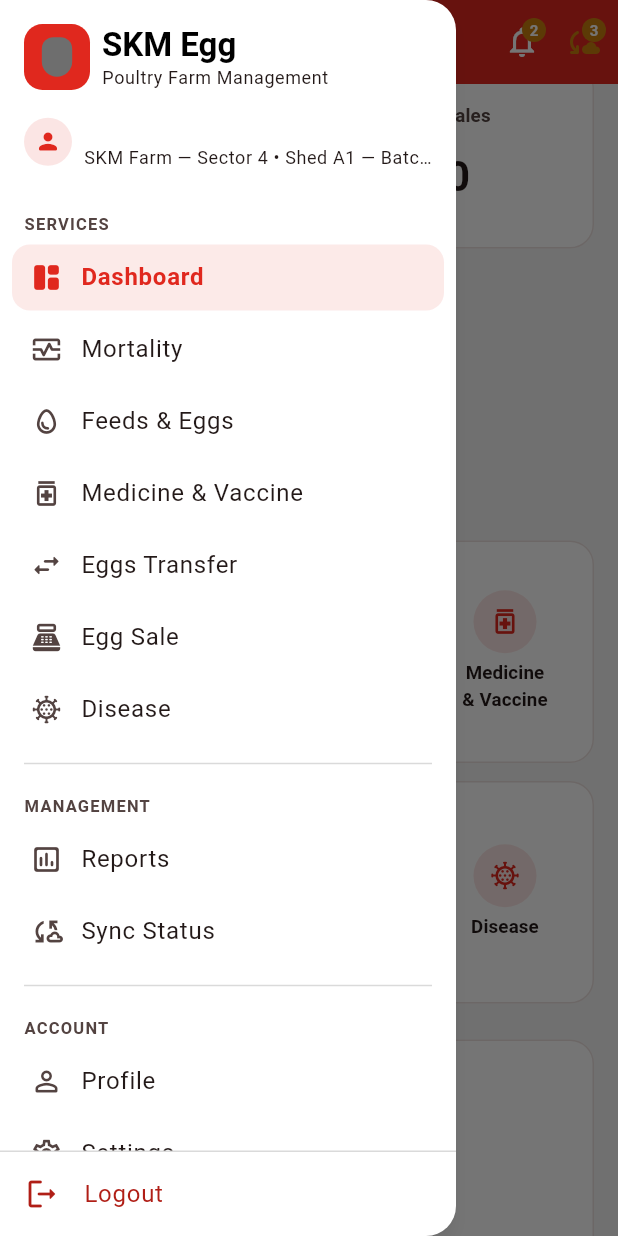
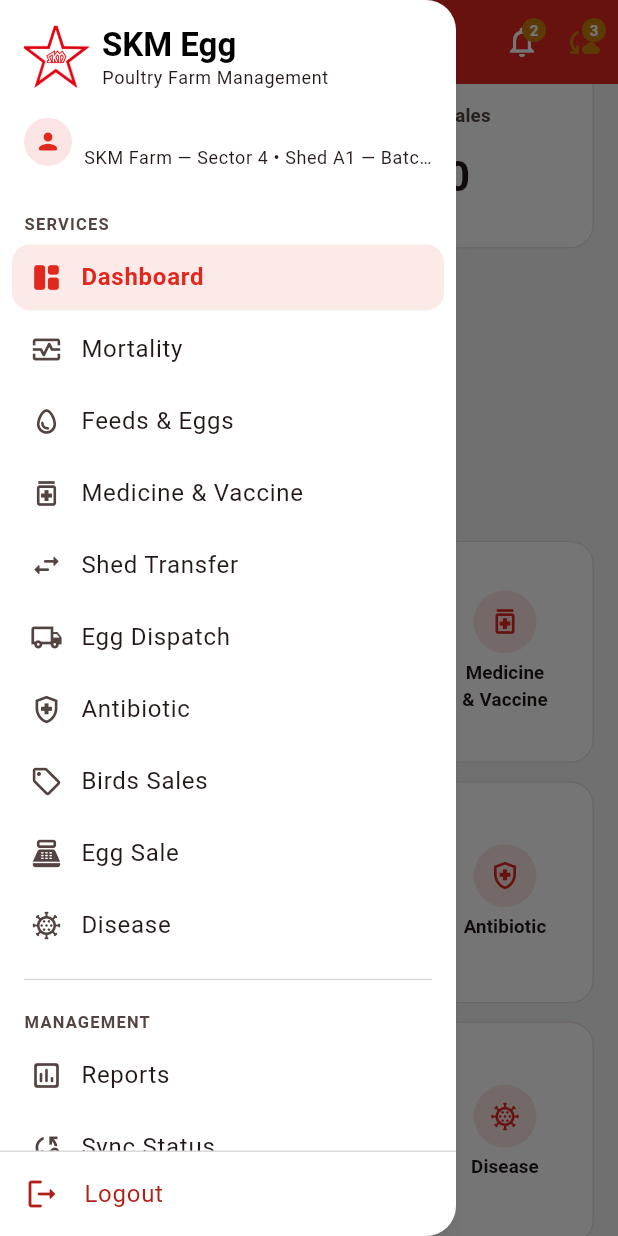
Before and after one commit to developers-skm/Skm-Erp, a Flutter app: the AppShell screen opened directly with empty values, scrolled down 576 dp, after a tap on the "menu" icon, on a phone screen of 412 x 824 dp. Run offline on Flutter 3.47's test engine with Material 3 defaults, Android fonts, the phone set to English and light mode, and no system bars; our stand-ins replace flutter_riverpod.

Commit message:
Refactor navigation and add new service screens; update assets and implement loading skeletons

```diff
--- /dev/null
+++ b/devtools_options.yaml
@@ -0,0 +1,3 @@
+description: This file stores settings for Dart & Flutter DevTools.
+documentation: https://docs.flutter.dev/tools/devtools/extensions#configure-extension-enablement-states
+extensions:
--- a/lib/app/navigation/app_destination.dart
+++ b/lib/app/navigation/app_destination.dart
@@ -32,10 +32,28 @@ enum AppDestination {
     selectedIcon: Icons.medication_rounded,
     group: AppDestinationGroup.services,
   ),
-  eggsTransfer(
-    label: 'Eggs Transfer',
+  shedTransfer(
+    label: 'Shed Transfer',
     icon: Icons.swap_horiz_rounded,
     selectedIcon: Icons.swap_horiz_rounded,
+    group: AppDestinationGroup.services,
+  ),
+  eggDispatch(
+    label: 'Egg Dispatch',
+    icon: Icons.local_shipping_outlined,
+    selectedIcon: Icons.local_shipping_rounded,
+    group: AppDestinationGroup.services,
+  ),
+  antibiotic(
+    label: 'Antibiotic',
+    icon: Icons.health_and_safety_outlined,
+    selectedIcon: Icons.health_and_safety_rounded,
+    group: AppDestinationGroup.services,
+  ),
+  birdsSales(
+    label: 'Birds Sales',
+    icon: Icons.sell_outlined,
+    selectedIcon: Icons.sell_rounded,
     group: AppDestinationGroup.services,
   ),
   eggSale(
--- a/lib/app/navigation/app_shell.dart
+++ b/lib/app/navigation/app_shell.dart
@@ -5,8 +5,6 @@ import '../theme/app_colors.dart';
 import '../../core/constants/app_breakpoints.dart';
 import '../../core/constants/sample_data.dart';
 import '../../core/sync/sync_status.dart';
-import '../../core/widgets/icon_badge.dart';
-import '../../core/widgets/sync_status_chip.dart';
 import '../../features/disease/presentation/screens/disease_screen.dart';
 import '../../features/egg_sales/presentation/screens/egg_sale_screen.dart';
 import '../../features/egg_stock/presentation/screens/eggs_transfer_screen.dart';
@@ -20,6 +18,7 @@ import '../../features/reports/presentation/screens/reports_screen.dart';
 import '../../features/sync/presentation/screens/sync_status_screen.dart';
 import '../../features/dashboard/presentation/screens/dashboard_screen.dart';
 import '../../features/profile/presentation/screens/profile_screen.dart';
+import '../../core/widgets/widgets.dart';
 import 'app_destination.dart';
 import 'app_destination_provider.dart';
 import 'skm_nav_drawer.dart';
@@ -114,8 +113,23 @@ class _AppShellState extends ConsumerState<AppShell> {
         return const FeedsEggsScreen();
       case AppDestination.medicineVaccine:
         return const MedicineVaccineScreen();
-      case AppDestination.eggsTransfer:
+      case AppDestination.shedTransfer:
         return const EggsTransferScreen();
+      case AppDestination.eggDispatch:
+        return const ServicePlaceholderScreen(
+          title: 'Egg Dispatch',
+          icon: Icons.local_shipping_outlined,
+        );
+      case AppDestination.antibiotic:
+        return const ServicePlaceholderScreen(
+          title: 'Antibiotic',
+          icon: Icons.health_and_safety_outlined,
+        );
+      case AppDestination.birdsSales:
+        return const ServicePlaceholderScreen(
+          title: 'Birds Sales',
+          icon: Icons.sell_outlined,
+        );
       case AppDestination.eggSale:
         return const EggSaleScreen();
       case AppDestination.disease:
--- a/lib/app/navigation/skm_nav_drawer.dart
+++ b/lib/app/navigation/skm_nav_drawer.dart
@@ -119,7 +119,7 @@ class _DrawerHeader extends StatelessWidget {
         children: [
           Row(
             children: [
-              const SkmEggLogo(size: 44),
+              const SkmSidebarLogo(size: 44),
               const SizedBox(width: AppSpacing.sm),
               Column(
                 crossAxisAlignment: CrossAxisAlignment.start,
--- a/lib/app/navigation/skm_nav_sidebar.dart
+++ b/lib/app/navigation/skm_nav_sidebar.dart
@@ -40,7 +40,7 @@ class SkmNavSidebar extends StatelessWidget {
               padding: const EdgeInsets.all(AppSpacing.lg),
               child: Row(
                 children: [
-                  const SkmEggLogo(size: 40),
+                  const SkmSidebarLogo(size: 40),
                   const SizedBox(width: AppSpacing.sm),
                   Expanded(
                     child: Column(
--- /dev/null
+++ b/lib/core/constants/app_assets.dart
@@ -0,0 +1,8 @@
+/// App-wide static asset path definitions.
+abstract final class AppAssets {
+  /// Login screen brand logo
+  static const String skmLogoNew = 'assets/Skm-Logo-New.png';
+
+  /// Sidebar navigation & favicon icon
+  static const String favicon = 'assets/favicon-512.png';
+}
--- /dev/null
+++ b/lib/core/widgets/service_placeholder_screen.dart
@@ -0,0 +1,50 @@
+import 'package:flutter/material.dart';
+
+import '../../app/theme/app_spacing.dart';
+
+/// Reusable navigation shell for reserved services awaiting full module mapping.
+class ServicePlaceholderScreen extends StatelessWidget {
+  const ServicePlaceholderScreen({
+    super.key,
+    required this.title,
+    required this.icon,
+    this.description,
+  });
+
+  final String title;
+  final IconData icon;
+  final String? description;
+
+  @override
+  Widget build(BuildContext context) {
+    final theme = Theme.of(context);
+    return Scaffold(
+      body: Center(
+        child: Padding(
+          padding: const EdgeInsets.all(AppSpacing.xl),
+          child: Column(
+            mainAxisSize: MainAxisSize.min,
+            children: [
+              Icon(
+                icon,
+                size: 48,
+                color: theme.colorScheme.outline,
+              ),
+              const SizedBox(height: AppSpacing.md),
+              Text(title, style: theme.textTheme.titleLarge),
+              const SizedBox(height: AppSpacing.xs),
+              Text(
+                description ??
+                    'This service is reserved and reachable from navigation.\n'
+                    'Its fields and workflow are awaiting business/API details '
+                    'before the form is built.',
+                textAlign: TextAlign.center,
+                style: theme.textTheme.bodyMedium,
+              ),
+            ],
+          ),
+        ),
+      ),
+    );
+  }
+}
--- /dev/null
+++ b/lib/core/widgets/shimmer.dart
@@ -0,0 +1,94 @@
+import 'package:flutter/material.dart';
+
+import '../../app/theme/app_spacing.dart';
+
+/// Drives one shared sweep animation for every [SkeletonBox] beneath it,
+/// so all placeholders shimmer in sync rather than each pulsing on its
+/// own clock. The sheen is painted per-box (not across the whole
+/// subtree) so it stays cheap inside a scrolling list.
+class Shimmer extends StatefulWidget {
+  const Shimmer({super.key, required this.child});
+
+  final Widget child;
+
+  @override
+  State<Shimmer> createState() => _ShimmerState();
+
+  static _ShimmerState? _of(BuildContext context) =>
+      context.findAncestorStateOfType<_ShimmerState>();
+}
+
+class _ShimmerState extends State<Shimmer>
+    with SingleTickerProviderStateMixin {
+  late final AnimationController controller = AnimationController(
+    vsync: this,
+    duration: const Duration(milliseconds: 1400),
+  )..repeat();
+
+  @override
+  void dispose() {
+    controller.dispose();
+    super.dispose();
+  }
+
+  @override
+  Widget build(BuildContext context) => widget.child;
+}
+
+/// A single shimmer placeholder rectangle/pill. Must be used inside a
+/// [Shimmer] ancestor, which drives the shared sweep animation.
+class SkeletonBox extends StatelessWidget {
+  const SkeletonBox({
+    super.key,
+    this.width,
+    this.height = 14,
+    this.borderRadius = AppRadius.sm,
+  });
+
+  const SkeletonBox.circle({super.key, required double size})
+    : width = size,
+      height = size,
+      borderRadius = AppRadius.pill;
+
+  final double? width;
+  final double height;
+  final double borderRadius;
+
+  @override
+  Widget build(BuildContext context) {
+    final theme = Theme.of(context);
+    final base = theme.colorScheme.onSurface.withValues(alpha: 0.1);
+    final highlight = theme.colorScheme.onSurface.withValues(alpha: 0.22);
+    final animation = Shimmer._of(context)?.controller;
+
+    final box = DecoratedBox(
+      decoration: BoxDecoration(
+        color: base,
+        borderRadius: BorderRadius.circular(borderRadius),
+      ),
+      child: SizedBox(width: width, height: height),
+    );
+
+    if (animation == null) return box;
+
+    return AnimatedBuilder(
+      animation: animation,
+      builder: (context, child) {
+        return ShaderMask(
+          blendMode: BlendMode.srcIn,
+          shaderCallback: (bounds) {
+            final dx = animation.value * 2 - 1;
+            return LinearGradient(
+              begin: Alignment(dx - 0.7, -0.3),
+              end: Alignment(dx + 0.7, 0.3),
+              colors: [base, highlight, base],
+              stops: const [0.35, 0.5, 0.65],
+            ).createShader(bounds);
+          },
+          child: child,
+        );
+      },
+      child: box,
+    );
+  }
+}
--- a/lib/core/widgets/widgets.dart
+++ b/lib/core/widgets/widgets.dart
@@ -18,6 +18,8 @@ export 'quick_action_card.dart';
 export 'searchable_selector.dart';
 export 'section_header.dart';
 export 'service_list_scaffold.dart';
+export 'service_placeholder_screen.dart';
+export 'shimmer.dart';
 export 'skm_app_bar.dart';
 export 'skm_card.dart';
 export 'status_chip.dart';
--- a/lib/features/auth/presentation/widgets/skm_egg_logo.dart
+++ b/lib/features/auth/presentation/widgets/skm_egg_logo.dart
@@ -1,34 +1,78 @@
 import 'package:flutter/material.dart';
 
-/// Original SKM Egg mark — a simple abstract egg-in-shield motif rendered
-/// purely in code (no external/copied assets).
+import '../../../../core/constants/app_assets.dart';
+
+/// Main SKM brand logo used on login, splash, and about screens.
+/// Displays the new logo from [AppAssets.skmLogoNew].
 class SkmEggLogo extends StatelessWidget {
-  const SkmEggLogo({super.key, this.size = 88});
+  const SkmEggLogo({
+    super.key,
+    this.size = 110,
+    this.height,
+    this.width,
+    this.fit = BoxFit.contain,
+  });
 
   final double size;
+  final double? height;
+  final double? width;
+  final BoxFit fit;
 
   @override
   Widget build(BuildContext context) {
-    final colorScheme = Theme.of(context).colorScheme;
+    final effectiveHeight = height ?? size;
+    return Image.asset(
+      AppAssets.skmLogoNew,
+      height: effectiveHeight,
+      width: width,
+      fit: fit,
+      errorBuilder: (context, error, stackTrace) => Container(
+        height: effectiveHeight,
+        width: width ?? effectiveHeight,
+        decoration: BoxDecoration(
+          color: Theme.of(context).colorScheme.primaryContainer,
+          borderRadius: BorderRadius.circular(16),
+        ),
+        child: Icon(
+          Icons.egg_rounded,
+          size: effectiveHeight * 0.5,
+          color: Theme.of(context).colorScheme.primary,
+        ),
+      ),
+    );
+  }
+}
 
-    return Container(
-      width: size,
-      height: size,
-      decoration: BoxDecoration(
-        color: colorScheme.primary,
-        borderRadius: BorderRadius.circular(size * 0.28),
-      ),
-      child: Center(
-        child: Container(
-          width: size * 0.46,
-          height: size * 0.6,
-          decoration: BoxDecoration(
-            color: colorScheme.secondary,
-            borderRadius: BorderRadius.only(
-              topLeft: Radius.circular(size * 0.23),
-              topRight: Radius.circular(size * 0.23),
-              bottomLeft: Radius.circular(size * 0.3),
-              bottomRight: Radius.circular(size * 0.3),
+/// Compact SKM favicon logo used in the sidebar navigation header and drawer.
+/// Displays [AppAssets.favicon].
+class SkmSidebarLogo extends StatelessWidget {
+  const SkmSidebarLogo({
+    super.key,
+    this.size = 40,
+    this.borderRadius = 8.0,
+  });
+
+  final double size;
+  final double borderRadius;
+
+  @override
+  Widget build(BuildContext context) {
+    return ClipRRect(
+      borderRadius: BorderRadius.circular(borderRadius),
+      child: Image.asset(
+        AppAssets.favicon,
+        width: size,
+        height: size,
+        fit: BoxFit.cover,
+        errorBuilder: (context, error, stackTrace) => CircleAvatar(
+          radius: size / 2,
+          backgroundColor: Theme.of(context).colorScheme.primary,
+          child: Text(
+            'SKM',
+            style: TextStyle(
+              color: Theme.of(context).colorScheme.onPrimary,
+              fontSize: size * 0.35,
+              fontWeight: FontWeight.bold,
             ),
           ),
         ),
--- a/lib/features/dashboard/presentation/screens/dashboard_screen.dart
+++ b/lib/features/dashboard/presentation/screens/dashboard_screen.dart
@@ -12,6 +12,7 @@ import '../../../../core/utils/number_format_utils.dart';
 import '../../../../core/widgets/widgets.dart';
 import '../../data/dashboard_sample_data.dart';
 import '../widgets/dashboard_header.dart';
+import '../widgets/dashboard_skeleton.dart';
 import '../widgets/production_trend_card.dart';
 import '../widgets/recent_activity_list.dart';
 import '../widgets/todays_summary_card.dart';
@@ -35,6 +36,18 @@ class _DashboardScreenState extends ConsumerState<DashboardScreen> {
   SampleFarm _selectedFarm = sampleFarms.first;
   SampleFlock _selectedFlock = sampleFlocks.first;
   DateTime _selectedDate = DateTime.now();
+  bool _isLoading = true;
+
+  @override
+  void initState() {
+    super.initState();
+    // Simulated first-load latency — stands in for the real repository
+    // fetch once the API is wired up, so the skeleton has something to
+    // show. Remove this delay once dashboardDataProvider does real I/O.
+    Future.delayed(const Duration(milliseconds: 900), () {
+      if (mounted) setState(() => _isLoading = false);
+    });
+  }
 
   bool get _isYesterdaySelected {
     final yesterday = DateTime.now().subtract(const Duration(days: 1));
@@ -63,6 +76,13 @@ class _DashboardScreenState extends ConsumerState<DashboardScreen> {
 
   @override
   Widget build(BuildContext context) {
+    return AnimatedSwitcher(
+      duration: const Duration(milliseconds: 350),
+      child: _isLoading ? const DashboardSkeleton() : _buildContent(context),
+    );
+  }
+
+  Widget _buildContent(BuildContext context) {
     final data = _isYesterdaySelected
         ? sampleDashboardDataYesterday
         : sampleDashboardData;
@@ -309,7 +329,18 @@ class _QuickActionsGrid extends ConsumerWidget {
         Icons.medication_outlined,
         AppDestination.medicineVaccine,
       ),
-      ('Egg Transfer', Icons.swap_horiz_rounded, AppDestination.eggsTransfer),
+      ('Shed Transfer', Icons.swap_horiz_rounded, AppDestination.shedTransfer),
+      (
+        'Egg Dispatch',
+        Icons.local_shipping_outlined,
+        AppDestination.eggDispatch,
+      ),
+      (
+        'Antibiotic',
+        Icons.health_and_safety_outlined,
+        AppDestination.antibiotic,
+      ),
+      ('Birds Sales', Icons.sell_outlined, AppDestination.birdsSales),
       ('Egg Sale', Icons.point_of_sale_outlined, AppDestination.eggSale),
       ('Disease', Icons.coronavirus_outlined, AppDestination.disease),
     ];
--- /dev/null
+++ b/lib/features/dashboard/presentation/widgets/dashboard_skeleton.dart
@@ -0,0 +1,236 @@
+import 'package:flutter/material.dart';
+
+import '../../../../app/theme/app_spacing.dart';
+import '../../../../core/constants/app_breakpoints.dart';
+import '../../../../core/widgets/skm_card.dart';
+import '../../../../core/widgets/shimmer.dart';
+
+/// Branded loading skeleton shown while the dashboard's first data load is
+/// in flight. Mirrors the real layout (header, KPI grid, quick entry,
+/// overview, trend chart) so the page doesn't "jump" once data arrives.
+class DashboardSkeleton extends StatelessWidget {
+  const DashboardSkeleton({super.key});
+
+  @override
+  Widget build(BuildContext context) {
+    final isTablet = AppBreakpoints.isTablet(MediaQuery.sizeOf(context).width);
+    final kpiColumns = isTablet ? 4 : 2;
+    final actionColumns = isTablet ? 6 : 3;
+
+    return Shimmer(
+      child: ListView(
+        padding: const EdgeInsets.fromLTRB(
+          AppSpacing.lg,
+          AppSpacing.lg,
+          AppSpacing.lg,
+          AppSpacing.xxl,
+        ),
+        children: [
+          const _HeaderSkeleton(),
+          const SizedBox(height: AppSpacing.lg),
+          _Grid(
+            columns: kpiColumns,
+            itemCount: 9,
+            aspectRatio: isTablet ? 1.7 : 1.5,
+            itemBuilder: (context) => const _KpiCardSkeleton(),
+          ),
+          const SizedBox(height: AppSpacing.lg),
+          const SkeletonBox(width: 110, height: 18),
+          const SizedBox(height: AppSpacing.md),
+          _Grid(
+            columns: actionColumns,
+            itemCount: 6,
+            aspectRatio: isTablet ? 1.0 : 0.8,
+            itemBuilder: (context) => const _QuickActionSkeleton(),
+          ),
+          const SizedBox(height: AppSpacing.xl),
+          const _TodaysOverviewSkeleton(),
+          const SizedBox(height: AppSpacing.xl),
+          const _TrendCardSkeleton(),
+        ],
+      ),
+    );
+  }
+}
+
+class _HeaderSkeleton extends StatelessWidget {
+  const _HeaderSkeleton();
+
+  @override
+  Widget build(BuildContext context) {
+    return Column(
+      crossAxisAlignment: CrossAxisAlignment.start,
+      children: [
+        Row(
+          crossAxisAlignment: CrossAxisAlignment.start,
+          children: [
+            Expanded(
+              child: Column(
+                crossAxisAlignment: CrossAxisAlignment.start,
+                children: const [
+                  SkeletonBox(width: 200, height: 24),
+                  SizedBox(height: AppSpacing.xs),
+                  SkeletonBox(width: 150, height: 14),
+                ],
+              ),
+            ),
+            const SkeletonBox(width: 64, height: 36, borderRadius: AppRadius.pill),
+          ],
+        ),
+        const SizedBox(height: AppSpacing.md),
+        Row(
+          children: const [
+            Expanded(child: SkeletonBox(height: 56, borderRadius: 12)),
+            SizedBox(width: AppSpacing.sm),
+            SkeletonBox(width: 96, height: 36, borderRadius: 12),
+          ],
+        ),
+      ],
+    );
+  }
+}
+
+class _KpiCardSkeleton extends StatelessWidget {
+  const _KpiCardSkeleton();
+
+  @override
+  Widget build(BuildContext context) {
+    return SkmCard(
+      child: Column(
+        crossAxisAlignment: CrossAxisAlignment.start,
+        children: const [
+          Row(
+            children: [
+              SkeletonBox(width: 32, height: 32, borderRadius: AppRadius.sm),
+              SizedBox(width: AppSpacing.sm),
+              Expanded(child: SkeletonBox(height: 12)),
+            ],
+          ),
+          SizedBox(height: AppSpacing.md),
+          SkeletonBox(width: 70, height: 22),
+        ],
+      ),
+    );
+  }
+}
+
+class _QuickActionSkeleton extends StatelessWidget {
+  const _QuickActionSkeleton();
+
+  @override
+  Widget build(BuildContext context) {
+    return SkmCard(
+      child: Column(
+        mainAxisAlignment: MainAxisAlignment.center,
+        children: const [
+          SkeletonBox.circle(size: 40),
+          SizedBox(height: AppSpacing.sm),
+          SkeletonBox(width: 56, height: 11),
+        ],
+      ),
+    );
+  }
+}
+
+class _TodaysOverviewSkeleton extends StatelessWidget {
+  const _TodaysOverviewSkeleton();
+
+  @override
+  Widget build(BuildContext context) {
+    return SkmCard(
+      child: Column(
+        crossAxisAlignment: CrossAxisAlignment.start,
+        children: [
+          const SkeletonBox(width: 140, height: 16),
+          const SizedBox(height: AppSpacing.lg),
+          Row(
+            children: List.generate(3, (i) {
+              return Expanded(
+                child: Padding(
+                  padding: EdgeInsets.only(right: i < 2 ? AppSpacing.md : 0),
+                  child: Column(
+                    crossAxisAlignment: CrossAxisAlignment.start,
+                    children: const [
+                      SkeletonBox.circle(size: 20),
+                      SizedBox(height: AppSpacing.sm),
+                      SkeletonBox(height: 16),
+                      SizedBox(height: AppSpacing.xs),
+                      SkeletonBox(width: 40, height: 11),
+                    ],
+                  ),
+                ),
+              );
+            }),
+          ),
+        ],
+      ),
+    );
+  }
+}
+
+class _TrendCardSkeleton extends StatelessWidget {
+  const _TrendCardSkeleton();
+
+  @override
+  Widget build(BuildContext context) {
+    return SkmCard(
+      child: Column(
+        crossAxisAlignment: CrossAxisAlignment.start,
+        children: [
+          const SkeletonBox(width: 160, height: 16),
+          const SizedBox(height: AppSpacing.lg),
+          SizedBox(
+            height: 120,
+            child: Row(
+              crossAxisAlignment: CrossAxisAlignment.end,
+              children: List.generate(7, (i) {
+                final heights = [40.0, 65.0, 50.0, 90.0, 70.0, 110.0, 85.0];
+                return Expanded(
+                  child: Padding(
+                    padding: EdgeInsets.only(right: i < 6 ? AppSpacing.sm : 0),
+                    child: SkeletonBox(
+                      height: heights[i],
+                      borderRadius: AppRadius.sm,
+                    ),
+                  ),
+                );
+              }),
+            ),
+          ),
+        ],
+      ),
+    );
+  }
+}
+
+/// Shared fixed-aspect grid layout used by both the KPI and Quick Entry
+/// skeleton sections, mirroring the real screens' `GridView.builder`.
+class _Grid extends StatelessWidget {
+  const _Grid({
+    required this.columns,
+    required this.itemCount,
+    required this.aspectRatio,
+    required this.itemBuilder,
+  });
+
+  final int columns;
+  final int itemCount;
+  final double aspectRatio;
+  final WidgetBuilder itemBuilder;
+
+  @override
+  Widget build(BuildContext context) {
+    return GridView.builder(
+      shrinkWrap: true,
+      physics: const NeverScrollableScrollPhysics(),
+      itemCount: itemCount,
+      gridDelegate: SliverGridDelegateWithFixedCrossAxisCount(
+        crossAxisCount: columns,
+        mainAxisSpacing: AppSpacing.md,
+        crossAxisSpacing: AppSpacing.md,
+        childAspectRatio: aspectRatio,
+      ),
+      itemBuilder: (context, index) => itemBuilder(context),
+    );
+  }
+}
--- a/lib/features/egg_stock/presentation/screens/eggs_transfer_screen.dart
+++ b/lib/features/egg_stock/presentation/screens/eggs_transfer_screen.dart
@@ -28,7 +28,7 @@ class EggsTransferScreen extends StatelessWidget {
                 color: theme.colorScheme.outline,
               ),
               const SizedBox(height: AppSpacing.md),
-              Text('Eggs Transfer', style: theme.textTheme.titleLarge),
+              Text('Shed Transfer', style: theme.textTheme.titleLarge),
               const SizedBox(height: AppSpacing.xs),
               Text(
                 'This service is reserved and reachable from navigation.\n'
```
Also changed, not shown: lib/features/auth/presentation/screens/login_screen.dart (+7 -78 lines), pubspec.yaml (+5 -4 lines), 1 other file.
